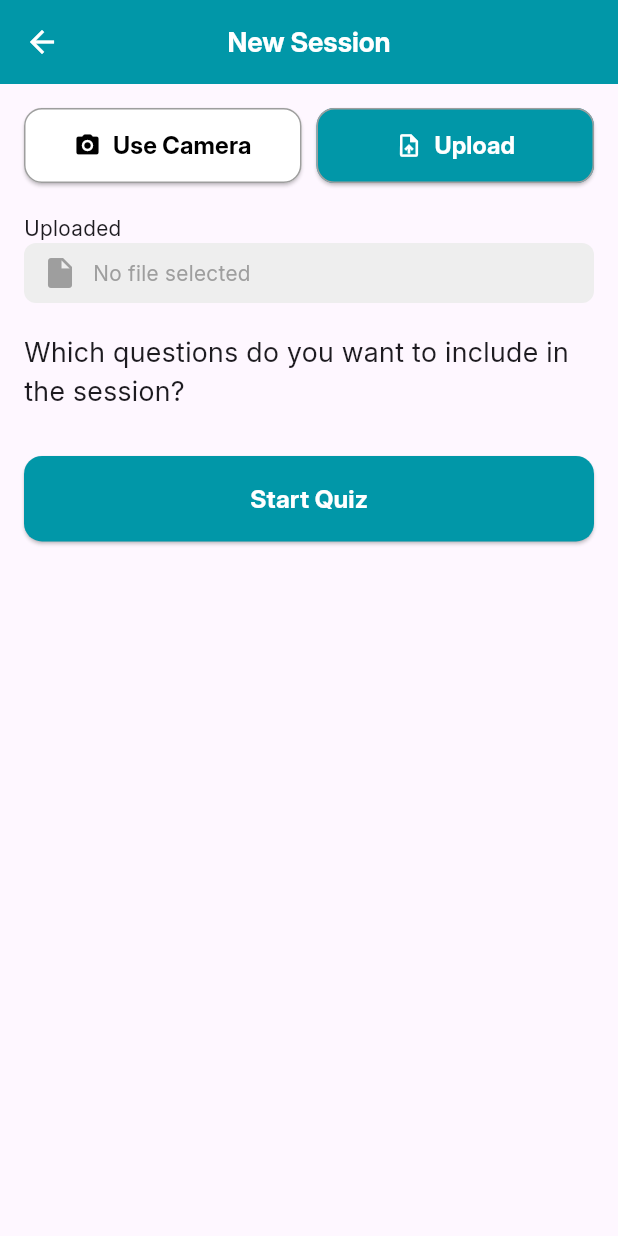
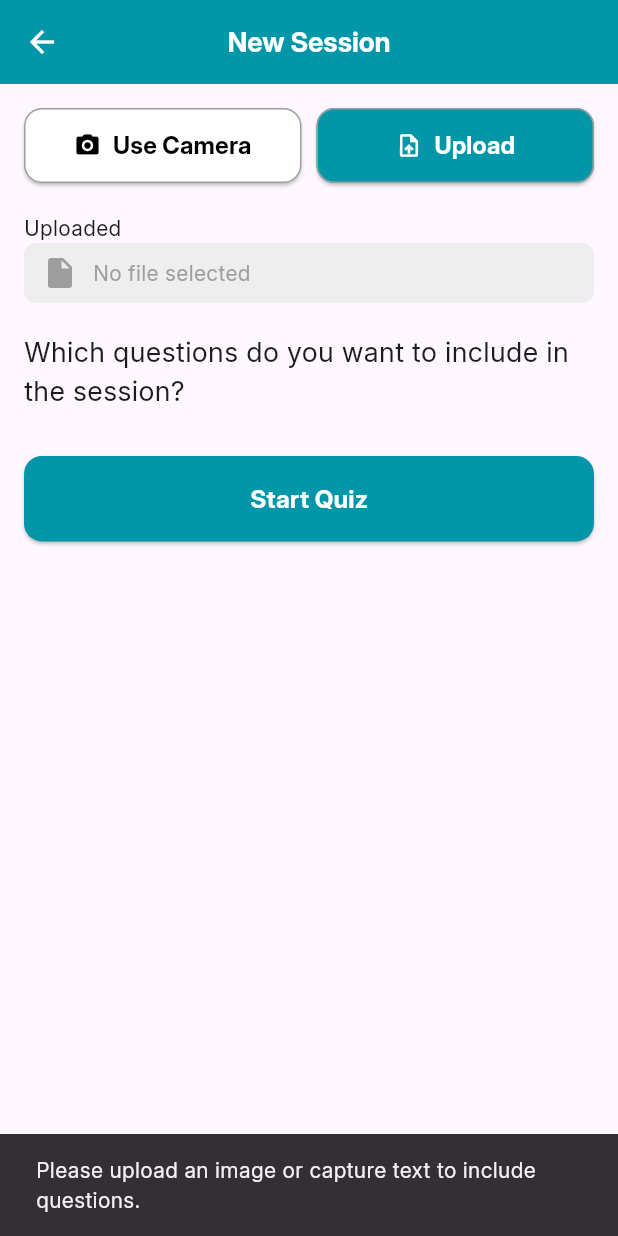
Before and after one commit to Muhamed-Hashesh/Teacher_App_FCMP, a Flutter app: the CreateWithCameraPage screen opened directly, after a tap on "Start Quiz", on a phone screen of 412 x 824 dp. Run offline on Flutter 3.47's test engine with Material 3 defaults, Android fonts, the phone set to English and light mode, and no system bars; our stand-ins replace camera, cloud_firestore, file_picker, firebase_auth, firebase_core, flutter_dotenv and 1 more; missing offline and left inert: excel, google_ml_kit; accounts and stored records are empty.

Commit message:
push to firebase on at up

```diff
--- a/teacher_app/lib/features/home/presentation/views/create_with_camera.dart
+++ b/teacher_app/lib/features/home/presentation/views/create_with_camera.dart
@@ -1,9 +1,11 @@
 import 'dart:io';
 
+import 'package:cloud_firestore/cloud_firestore.dart';
 import 'package:file_picker/file_picker.dart';
 import 'package:flutter/material.dart';
 import 'package:google_ml_kit/google_ml_kit.dart';
 import 'package:teacher_app/features/home/presentation/views/camera_page.dart';
+import 'package:teacher_app/features/quiz/presentation/views/live_exam.dart';
 import 'package:teacher_app/widgets/ai_generated_question.dart';
 import 'package:teacher_app/widgets/custombutton.dart';
 
@@ -18,6 +20,7 @@ class CreateWithCameraPageState extends State<CreateWithCameraPage> {
   String? capturedImagePath;
   String? extractedText;
   File? uploadedFile;
+  bool _isLoading = false;
 
   List<String> questions = [];
   List<List<String>> answers = [];
@@ -300,8 +303,96 @@ class CreateWithCameraPageState extends State<CreateWithCameraPage> {
               SizedBox(
                 width: double.infinity,
                 child: ElevatedButton(
-                  onPressed: () {
-                    // Add functionality to start the quiz
+                  onPressed: () async {
+                    if (_isLoading) return;
+
+                    if (questions.isEmpty) {
+                      ScaffoldMessenger.of(context).showSnackBar(
+                        const SnackBar(
+                          content: Text(
+                              'Please upload an image or capture text to include questions.'),
+                        ),
+                      );
+                      return;
+                    }
+
+                    setState(() {
+                      _isLoading = true; // Start loading
+                    });
+
+                    try {
+                      final firestore = FirebaseFirestore.instance;
+
+                      // 1. Fetch the latest SessionID
+                      final sessionsSnapshot =
+                          await firestore.collection('Sessions').get();
+                      final sessionIDs = sessionsSnapshot.docs
+                          .map((doc) => doc.id)
+                          .where((id) => id.startsWith('SessionID'))
+                          .map((id) =>
+                              int.tryParse(id.replaceFirst('SessionID', '')))
+                          .whereType<int>()
+                          .toList();
+                      sessionIDs.sort();
+
+                      final latestSessionID =
+                          sessionIDs.isNotEmpty ? sessionIDs.last : 0;
+
+                      if (latestSessionID == 0) {
+                        throw Exception('No valid sessions found.');
+                      }
+
+                      // 2. Reference the QuestionLists subcollection of the latest session
+                      final questionListsCollection = firestore
+                          .collection('Sessions')
+                          .doc('SessionID$latestSessionID')
+                          .collection('QuestionLists');
+
+                      // 3. Determine the next available number for new questions
+                      final existingQuestionsSnapshot =
+                          await questionListsCollection.get();
+                      final existingNumbers = existingQuestionsSnapshot.docs
+                          .map((doc) => int.tryParse(doc.id))
+                          .whereType<int>()
+                          .toList();
+                      existingNumbers.sort();
+
+                      int nextNumber = existingNumbers.isNotEmpty
+                          ? existingNumbers.last + 1
+                          : 1;
+
+                      // 4. Save questions with unique IDs starting from `nextNumber`
+                      for (int i = 0; i < questions.length; i++) {
+                        await questionListsCollection
+                            .doc('${nextNumber + i}')
+                            .set({
+                          'question_name': questions[i],
+                          'A': answers[i].length > 0 ? answers[i][0] : '',
+                          'B': answers[i].length > 1 ? answers[i][1] : '',
+                          'C': answers[i].length > 2 ? answers[i][2] : '',
+                          'D': answers[i].length > 3 ? answers[i][3] : '',
+                          'correct_answer': correctAnswers[i],
+                        });
+                      }
+
+                      // 5. Navigate to LiveExam after successful data save
+                      Navigator.push(
+                        context,
+                        MaterialPageRoute(builder: (context) => LiveExam()),
+                      );
+                    } catch (e) {
+                      debugPrint('Error saving questions to Firebase: $e');
+                      ScaffoldMessenger.of(context).showSnackBar(
+                        const SnackBar(
+                          content:
+                              Text('Failed to save questions to Firebase.'),
+                        ),
+                      );
+                    } finally {
+                      setState(() {
+                        _isLoading = false; // Stop loading
+                      });
+                    }
                   },
                   style: ElevatedButton.styleFrom(
                     padding: EdgeInsets.symmetric(vertical: verticalPadding),
--- a/teacher_app/lib/features/home/presentation/views/you_question_lists.dart
+++ b/teacher_app/lib/features/home/presentation/views/you_question_lists.dart
@@ -262,7 +262,7 @@ class _YourQuestionListsPageState extends State<YourQuestionListsPage> {
   }
 
   /// Method to show the manual question form in a dialog
-  void _showManualQuestionDialog() async {
+  void showManualQuestionDialog() async {
     final questionData = await showDialog<Map<String, dynamic>>(
       context: context,
       builder: (BuildContext context) {
--- a/teacher_app/lib/features/quiz/presentation/views/live_exam.dart
+++ b/teacher_app/lib/features/quiz/presentation/views/live_exam.dart
@@ -4,7 +4,6 @@ import 'package:teacher_app/features/quiz/presentation/views/widgets/quiz_questi
 import 'package:teacher_app/features/quiz/presentation/views/widgets/students_grid.dart';
 
 class LiveExam extends StatefulWidget {
-
   const LiveExam({super.key});
 
   @override
@@ -45,7 +44,8 @@ class _LiveExamState extends State<LiveExam> {
           // Left Panel in a Card - Question Card
           Expanded(
             flex: 1,
-            child: QuestionCardLiveExam(screenWidth: screenWidth, screenHeight: screenHeight),
+            child: QuestionCardLiveExam(
+                screenWidth: screenWidth, screenHeight: screenHeight),
           ),
           // Right Panel in a Card - Timer and Students Card
           Expanded(
@@ -70,7 +70,6 @@ class _LiveExamState extends State<LiveExam> {
                           horizontal: screenWidth * 0.02),
                       child: Column(
                         children: [
-                          // Timer and students count row
                           Row(
                             mainAxisAlignment: MainAxisAlignment.spaceBetween,
                             children: [
```
Also changed, not shown: teacher_app/lib/features/home/presentation/views/generate_ai.dart (+25 -9 lines), teacher_app/lib/features/quiz/presentation/views/widgets/quiz_questions.dart (+33 -17 lines).
